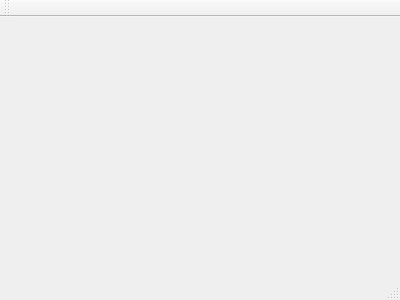
First picture: the form in mainwindow.ui, repository StepFanFly/antgraph, before the edit.
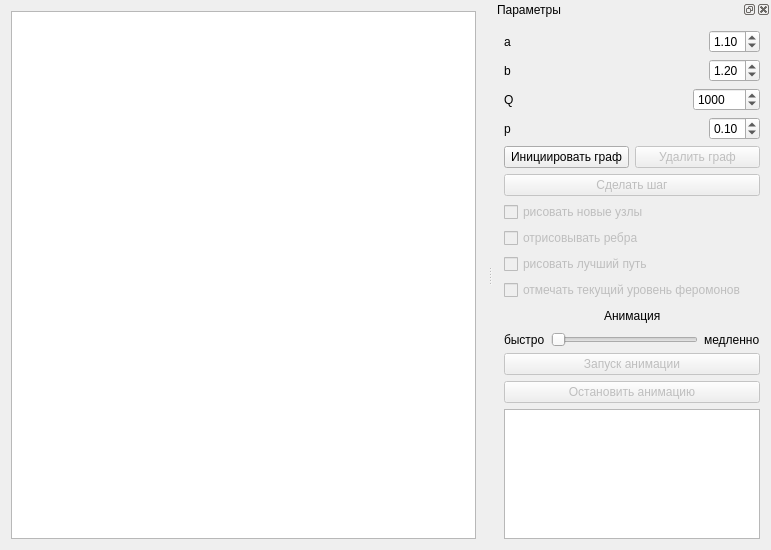
Second picture: the form after the edit. Custom widgets are drawn as their Qt base class.

Diff of the .ui file:
```diff
--- a/mainwindow.ui
+++ b/mainwindow.ui
@@ -1,24 +1,403 @@
 <ui version="4.0">
  <class>MainWindow</class>
- <widget class="QMainWindow" name="MainWindow" >
-  <property name="geometry" >
+ <widget class="QMainWindow" name="MainWindow">
+  <property name="enabled">
+   <bool>true</bool>
+  </property>
+  <property name="geometry">
    <rect>
     <x>0</x>
     <y>0</y>
-    <width>400</width>
-    <height>300</height>
+    <width>771</width>
+    <height>550</height>
    </rect>
   </property>
   <property name="windowTitle" >
    <string>MainWindow</string>
   </property>
-  <widget class="QMenuBar" name="menuBar" />
-  <widget class="QToolBar" name="mainToolBar" />
-  <widget class="QWidget" name="centralWidget" />
-  <widget class="QStatusBar" name="statusBar" />
+  <widget class="QWidget" name="centralWidget">
+   <layout class="QHBoxLayout" name="horizontalLayout_7">
+    <item>
+     <widget class="mgscena" name="graphicsView"/>
+    </item>
+   </layout>
+  </widget>
+  <widget class="QDockWidget" name="dockWidget">
+   <property name="windowTitle">
+    <string>Параметры</string>
+   </property>
+   <attribute name="dockWidgetArea">
+    <number>2</number>
+   </attribute>
+   <widget class="QWidget" name="dockWidgetContents">
+    <layout class="QVBoxLayout" name="verticalLayout_4">
+     <item>
+      <layout class="QVBoxLayout" name="verticalLayout_2">
+       <item>
+        <layout class="QHBoxLayout" name="horizontalLayout_4">
+         <item>
+          <widget class="QLabel" name="label">
+           <property name="text">
+            <string>a</string>
+           </property>
+          </widget>
+         </item>
+         <item>
+          <spacer name="horizontalSpacer">
+           <property name="orientation">
+            <enum>Qt::Horizontal</enum>
+           </property>
+           <property name="sizeHint" stdset="0">
+            <size>
+             <width>40</width>
+             <height>20</height>
+            </size>
+           </property>
+          </spacer>
+         </item>
+         <item>
+          <widget class="QDoubleSpinBox" name="doubleSpinBoxA">
+           <property name="decimals">
+            <number>2</number>
+           </property>
+           <property name="minimum">
+            <double>0.010000000000000</double>
+           </property>
+           <property name="maximum">
+            <double>5.000000000000000</double>
+           </property>
+           <property name="singleStep">
+            <double>0.100000000000000</double>
+           </property>
+           <property name="value">
+            <double>1.100000000000000</double>
+           </property>
+          </widget>
+         </item>
+        </layout>
+       </item>
+       <item>
+        <layout class="QHBoxLayout" name="horizontalLayout_3">
+         <item>
+          <widget class="QLabel" name="label_2">
+           <property name="text">
+            <string>b</string>
+           </property>
+          </widget>
+         </item>
+         <item>
+          <spacer name="horizontalSpacer_2">
+           <property name="orientation">
+            <enum>Qt::Horizontal</enum>
+           </property>
+           <property name="sizeHint" stdset="0">
+            <size>
+             <width>40</width>
+             <height>20</height>
+            </size>
+           </property>
+          </spacer>
+         </item>
+         <item>
+          <widget class="QDoubleSpinBox" name="doubleSpinBoxB">
+           <property name="decimals">
+            <number>2</number>
+           </property>
+           <property name="minimum">
+            <double>0.010000000000000</double>
+           </property>
+           <property name="maximum">
+            <double>5.000000000000000</double>
+           </property>
+           <property name="singleStep">
+            <double>0.010000000000000</double>
+           </property>
+           <property name="value">
+            <double>1.200000000000000</double>
+           </property>
+          </widget>
+         </item>
+        </layout>
+       </item>
+       <item>
+        <layout class="QHBoxLayout" name="horizontalLayout_2">
+         <item>
+          <widget class="QLabel" name="label_3">
+           <property name="text">
+            <string>Q</string>
+           </property>
+          </widget>
+         </item>
+         <item>
+          <spacer name="horizontalSpacer_3">
+           <property name="orientation">
+            <enum>Qt::Horizontal</enum>
+           </property>
+           <property name="sizeHint" stdset="0">
+            <size>
+             <width>40</width>
+             <height>20</height>
+            </size>
+           </property>
+          </spacer>
+         </item>
+         <item>
+          <widget class="QSpinBox" name="spinBoxQ">
+           <property name="minimum">
+            <number>1</number>
+           </property>
+           <property name="maximum">
+            <number>100000</number>
+           </property>
+           <property name="singleStep">
+            <number>10</number>
+           </property>
+           <property name="value">
+            <number>1000</number>
+           </property>
+           <property name="displayIntegerBase">
+            <number>10</number>
+           </property>
+          </widget>
+         </item>
+        </layout>
+       </item>
+       <item>
+        <layout class="QHBoxLayout" name="horizontalLayout">
+         <item>
+          <widget class="QLabel" name="label_4">
+           <property name="text">
+            <string>p</string>
+           </property>
+          </widget>
+         </item>
+         <item>
+          <spacer name="horizontalSpacer_4">
+           <property name="orientation">
+            <enum>Qt::Horizontal</enum>
+           </property>
+           <property name="sizeHint" stdset="0">
+            <size>
+             <width>40</width>
+             <height>20</height>
+            </size>
+           </property>
+          </spacer>
+         </item>
+         <item>
+          <widget class="QDoubleSpinBox" name="doubleSpinBoxP">
+           <property name="decimals">
+            <number>2</number>
+           </property>
+           <property name="minimum">
+            <double>0.010000000000000</double>
+           </property>
+           <property name="maximum">
+            <double>1.000000000000000</double>
+           </property>
+           <property name="singleStep">
+            <double>0.010000000000000</double>
+           </property>
+           <property name="value">
+            <double>0.100000000000000</double>
+           </property>
+          </widget>
+         </item>
+        </layout>
+       </item>
+      </layout>
+     </item>
+     <item>
+      <layout class="QVBoxLayout" name="verticalLayout">
+       <item>
+        <layout class="QHBoxLayout" name="horizontalLayout_8">
+         <item>
+          <widget class="QPushButton" name="pushButtonInitGraph">
+           <property name="text">
+            <string>Инициировать граф</string>
+           </property>
+          </widget>
+         </item>
+         <item>
+          <widget class="QPushButton" name="pushButtonClear">
+           <property name="enabled">
+            <bool>false</bool>
+           </property>
+           <property name="text">
+            <string>Удалить граф</string>
+           </property>
+          </widget>
+         </item>
+        </layout>
+       </item>
+       <item>
+        <widget class="QPushButton" name="pushButtonStep">
+         <property name="enabled">
+          <bool>false</bool>
+         </property>
+         <property name="text">
+          <string>Сделать шаг</string>
+         </property>
+        </widget>
+       </item>
+       <item>
+        <widget class="QCheckBox" name="checkBox">
+         <property name="enabled">
+          <bool>false</bool>
+         </property>
+         <property name="text">
+          <string>рисовать новые узлы</string>
+         </property>
+         <property name="checked">
+          <bool>false</bool>
+         </property>
+         <property name="tristate">
+          <bool>false</bool>
+         </property>
+        </widget>
+       </item>
+       <item>
+        <widget class="QCheckBox" name="checkBoxDrawLines">
+         <property name="enabled">
+          <bool>false</bool>
+         </property>
+         <property name="text">
+          <string>отрисовывать ребра</string>
+         </property>
+        </widget>
+       </item>
+       <item>
+        <widget class="QCheckBox" name="checkBoxDraWay">
+         <property name="enabled">
+          <bool>false</bool>
+         </property>
+         <property name="text">
+          <string>рисовать лучший путь</string>
+         </property>
+        </widget>
+       </item>
+       <item>
+        <widget class="QCheckBox" name="checkBoxDrawPh">
+         <property name="enabled">
+          <bool>false</bool>
+         </property>
+         <property name="text">
+          <string>отмечать текущий уровень феромонов</string>
+         </property>
+        </widget>
+       </item>
+      </layout>
+     </item>
+     <item>
+      <layout class="QVBoxLayout" name="verticalLayout_3">
+       <item>
+        <layout class="QHBoxLayout" name="horizontalLayout_6">
+         <item>
+          <spacer name="horizontalSpacer_5">
+           <property name="orientation">
+            <enum>Qt::Horizontal</enum>
+           </property>
+           <property name="sizeHint" stdset="0">
+            <size>
+             <width>40</width>
+             <height>20</height>
+            </size>
+           </property>
+          </spacer>
+         </item>
+         <item>
+          <widget class="QLabel" name="label_5">
+           <property name="text">
+            <string>Анимация</string>
+           </property>
+          </widget>
+         </item>
+         <item>
+          <spacer name="horizontalSpacer_6">
+           <property name="orientation">
+            <enum>Qt::Horizontal</enum>
+           </property>
+           <property name="sizeHint" stdset="0">
+            <size>
+             <width>40</width>
+             <height>20</height>
+            </size>
+           </property>
+          </spacer>
+         </item>
+        </layout>
+       </item>
+       <item>
+        <layout class="QHBoxLayout" name="horizontalLayout_5">
+         <item>
+          <widget class="QLabel" name="label_6">
+           <property name="text">
+            <string>быстро</string>
+           </property>
+          </widget>
+         </item>
+         <item>
+          <widget class="QSlider" name="horizontalSlider">
+           <property name="enabled">
+            <bool>false</bool>
+           </property>
+           <property name="minimum">
+            <number>1</number>
+           </property>
+           <property name="maximum">
+            <number>11</number>
+           </property>
+           <property name="orientation">
+            <enum>Qt::Horizontal</enum>
+           </property>
+          </widget>
+         </item>
+         <item>
+          <widget class="QLabel" name="label_7">
+           <property name="text">
+            <string>медленно</string>
+           </property>
+          </widget>
+         </item>
+        </layout>
+       </item>
+       <item>
+        <widget class="QPushButton" name="pushButtonAnimStart">
+         <property name="enabled">
+          <bool>false</bool>
+         </property>
+         <property name="text">
+          <string>Запуск анимации</string>
+         </property>
+        </widget>
+       </item>
+       <item>
+        <widget class="QPushButton" name="pushButtonAnimStop">
+         <property name="enabled">
+          <bool>false</bool>
+         </property>
+         <property name="text">
+          <string>Остановить анимацию</string>
+         </property>
+        </widget>
+       </item>
+      </layout>
+     </item>
+     <item>
+      <widget class="QTextEdit" name="textEdit"/>
+     </item>
+    </layout>
+   </widget>
+  </widget>
  </widget>
- <layoutDefault spacing="6" margin="11" />
- <pixmapfunction></pixmapfunction>
+ <layoutdefault spacing="6" margin="11"/>
+ <customwidgets>
+  <customwidget>
+   <class>mgscena</class>
+   <extends>QGraphicsView</extends>
+   <header>mgscena.h</header>
+  </customwidget>
+ </customwidgets>
  <resources/>
  <connections/>
 </ui>
```
Left out of the diff: 5 changed lines with no effect on the pictures.
